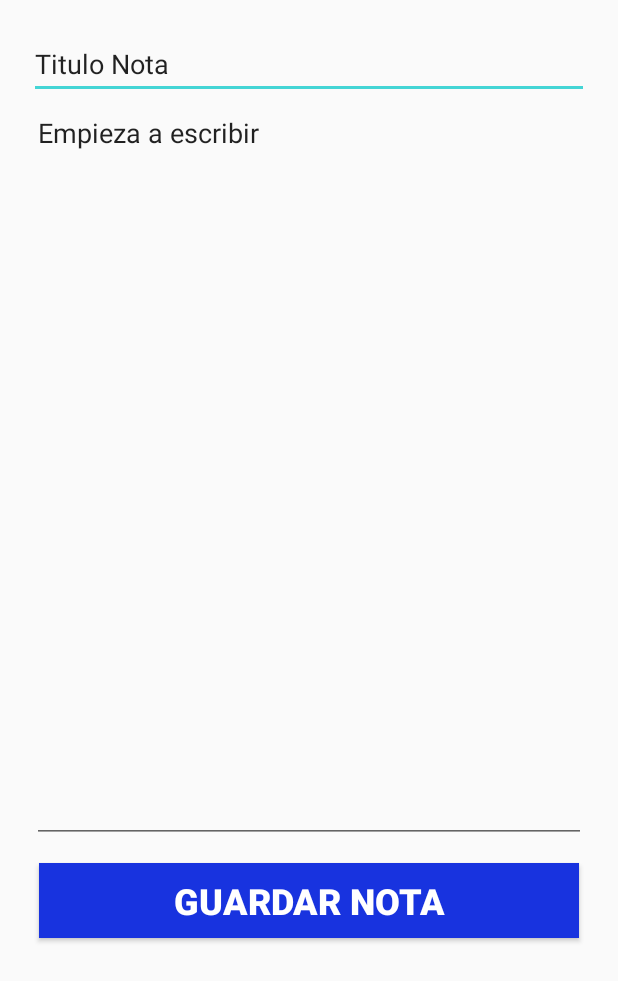
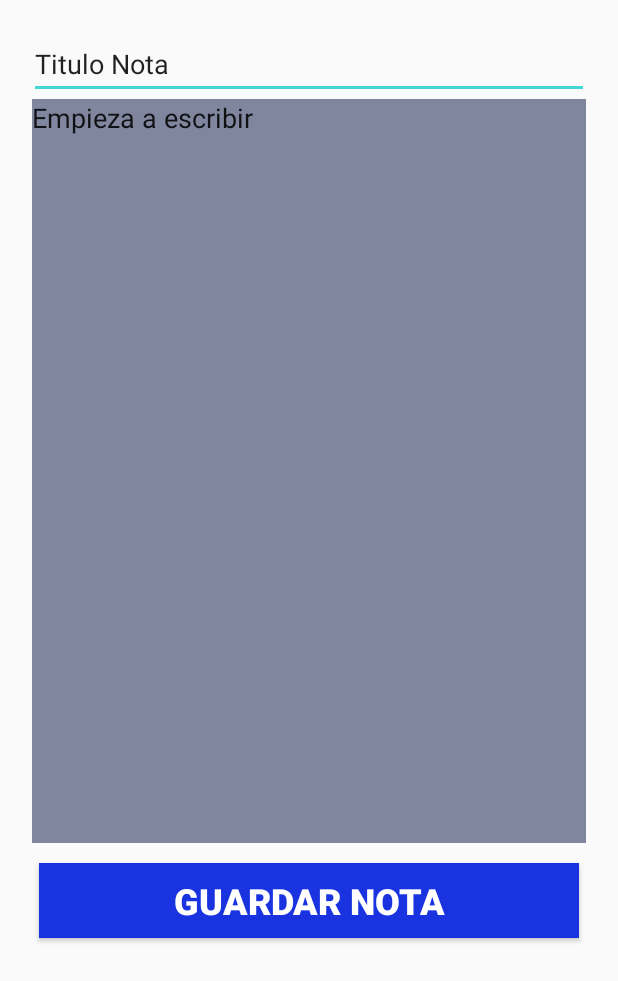
Before and after one commit to IamDucloux/SM_Android, an Android app: the Notes screen opened directly, with no data from a screen before it, on a phone screen of 412 x 824 dp. Shown: the top 981 px of the screen. Run offline under Robolectric (Android 15) with nearby library versions, the phone set to English and light mode, and no system bars.

Commit message:
Now you can save notes :)
Ahora se pueden guardar notas ;)

```diff
--- a/app/build.gradle
+++ b/app/build.gradle
@@ -34,4 +34,5 @@ dependencies {
     testImplementation 'junit:junit:4.12'
     androidTestImplementation 'androidx.test.ext:junit:1.1.1'
     androidTestImplementation 'androidx.test.espresso:espresso-core:3.2.0'
+    implementation 'com.android.support:cardview-v7:28.0.0'
 }
--- a/app/src/main/java/com/fixware/smartnotes/Notes.java
+++ b/app/src/main/java/com/fixware/smartnotes/Notes.java
@@ -2,13 +2,64 @@ package com.fixware.smartnotes;
 
 import androidx.appcompat.app.AppCompatActivity;
 
+import android.app.Activity;
 import android.os.Bundle;
+import android.view.Gravity;
+import android.view.View;
+import android.widget.Button;
+import android.widget.EditText;
+import android.widget.Toast;
+
+import java.io.FileNotFoundException;
+import java.io.IOException;
+import java.io.OutputStreamWriter;
 
 public class Notes extends AppCompatActivity {
+
+    private EditText editTextNote;
+    private EditText editTextTitle;
+    private Button btn_save;
 
     @Override
     protected void onCreate(Bundle savedInstanceState) {
         super.onCreate(savedInstanceState);
         setContentView(R.layout.activity_notes);
+
+        editTextNote = (EditText) findViewById(R.id.editText_note);
+        editTextTitle = (EditText) findViewById(R.id.editText_Title);
+        btn_save = (Button) findViewById(R.id.btn_save);
+
+
+
+        String Notes [] = fileList();
+
+
+
     }
+
+
+    public void guardarNota(View v){
+        try {
+
+            OutputStreamWriter file = new OutputStreamWriter(openFileOutput(editTextTitle.getText().toString(), Activity.MODE_PRIVATE));
+            file.write(editTextNote.getText().toString());
+            file.flush();
+            file.close();
+
+        } catch (FileNotFoundException e) {
+            e.printStackTrace();
+            Toast.makeText(this, "Error, El titulo no puee estar vacion", Toast.LENGTH_SHORT).show();
+
+        } catch (IOException e) {
+            e.printStackTrace();
+            Toast.makeText(this, e.toString(), Toast.LENGTH_SHORT).show();
+
+        }
+
+        Toast.makeText(this, "La nota "+editTextTitle.getText().toString()+" se guardo con exito.", Toast.LENGTH_SHORT).show();
+
+    }
+
+
+
 }
--- a/app/src/main/res/layout/activity_notes.xml
+++ b/app/src/main/res/layout/activity_notes.xml
@@ -7,19 +7,20 @@
     tools:context=".Notes">
 
     <EditText
-        android:id="@+id/editText"
+        android:id="@+id/editText_Title"
         android:layout_width="373dp"
         android:layout_height="46dp"
         android:layout_marginTop="20dp"
         android:ems="10"
         android:inputType="textPersonName"
         android:text="Titulo Nota"
+        android:onClick="guardarNota"
         app:layout_constraintEnd_toEndOf="parent"
         app:layout_constraintStart_toStartOf="parent"
         app:layout_constraintTop_toTopOf="parent" />
 
     <EditText
-        android:id="@+id/editText2"
+        android:id="@+id/editText_note"
         android:layout_width="369dp"
         android:layout_height="496dp"
         android:layout_marginBottom="13dp"
@@ -27,13 +28,14 @@
         android:gravity="start|top"
         android:inputType="textMultiLine"
         android:text="Empieza a escribir"
-        app:layout_constraintBottom_toTopOf="@+id/button2"
+        android:background="@color/colorNote"
+        app:layout_constraintBottom_toTopOf="@+id/btn_save"
         app:layout_constraintEnd_toEndOf="parent"
         app:layout_constraintStart_toStartOf="parent"
-        app:layout_constraintTop_toBottomOf="@+id/editText" />
+        app:layout_constraintTop_toBottomOf="@+id/editText_Title" />
 
     <Button
-        android:id="@+id/button2"
+        android:id="@+id/btn_save"
         android:layout_width="360dp"
         android:layout_height="50dp"
         android:layout_marginTop="13dp"
@@ -46,6 +48,6 @@
         app:layout_constraintEnd_toEndOf="parent"
         app:layout_constraintHorizontal_bias="0.5"
         app:layout_constraintStart_toStartOf="parent"
-        app:layout_constraintTop_toBottomOf="@+id/editText2" />
+        app:layout_constraintTop_toBottomOf="@+id/editText_note" />
 
 </androidx.constraintlayout.widget.ConstraintLayout>
--- a/app/src/main/res/values/colors.xml
+++ b/app/src/main/res/values/colors.xml
@@ -1,6 +1,7 @@
 <?xml version="1.0" encoding="utf-8"?>
 <resources>
     <color name="colorPrimary">#1833DF</color>
-    <color name="colorPrimaryDark">#4231DD</color>
+    <color name="colorPrimaryDark">#2718AA</color>
     <color name="colorAccent">#44D5D5</color>
+    <color name="colorNote">#AE475175</color>
 </resources>
```
Also changed, not shown: app/src/main/res/layout/activity_smart.xml (+7 -10 lines).
